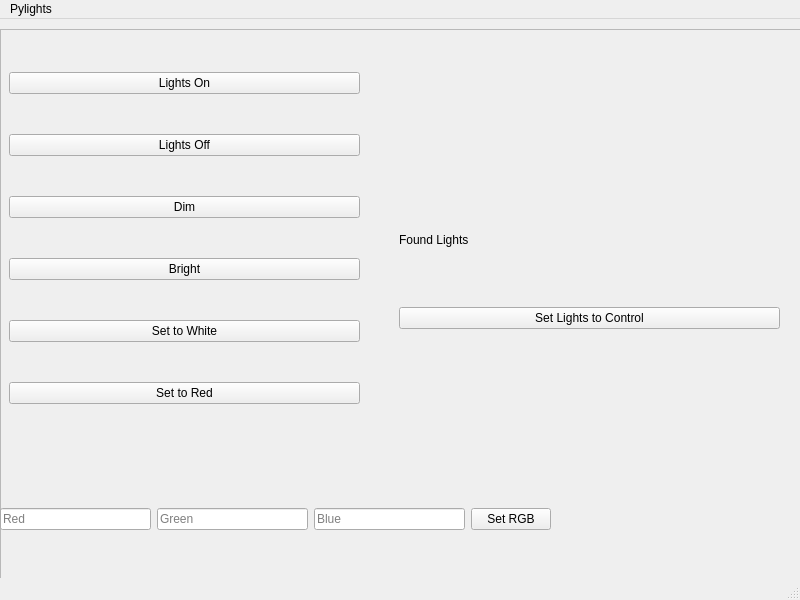
First picture: the form in ui/mainwindow.ui, repository conner-s/Lights, before the edit.
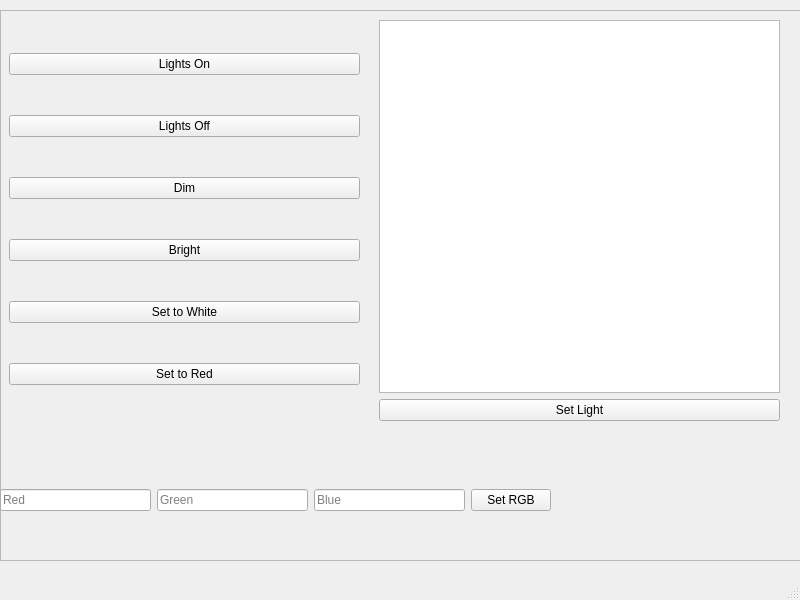
Second picture: the form after the edit.

Commit message: Features: GUI light list load on startup RGB manual setting

Patch:
```diff
--- a/ui/mainwindow.ui
+++ b/ui/mainwindow.ui
@@ -23,6 +23,9 @@
       <height>551</height>
      </rect>
     </property>
+    <property name="autoFillBackground">
+     <bool>false</bool>
+    </property>
     <property name="frameShape">
      <enum>QFrame::StyledPanel</enum>
     </property>
@@ -86,31 +89,23 @@
     <widget class="QWidget" name="verticalLayoutWidget_2">
      <property name="geometry">
       <rect>
-       <x>399</x>
-       <y>149</y>
-       <width>381</width>
-       <height>151</height>
+       <x>379</x>
+       <y>10</y>
+       <width>401</width>
+       <height>401</height>
       </rect>
      </property>
      <layout class="QVBoxLayout" name="verticalLayout_2">
       <item>
-       <widget class="QLabel" name="label">
+       <widget class="QListWidget" name="light_list"/>
+      </item>
+      <item>
+       <widget class="QPushButton" name="set_light">
         <property name="text">
-         <string>Found Lights</string>
+         <string>Set Light</string>
         </property>
        </widget>
       </item>
-      <item>
-       <layout class="QHBoxLayout" name="horizontalLayout">
-        <item>
-         <widget class="QPushButton" name="pushButton_13">
-          <property name="text">
-           <string>Set Lights to Control</string>
-          </property>
-         </widget>
-        </item>
-       </layout>
-      </item>
      </layout>
     </widget>
     <widget class="QWidget" name="horizontalLayoutWidget_2">
@@ -155,22 +150,6 @@
     </widget>
    </widget>
   </widget>
-  <widget class="QMenuBar" name="menubar">
-   <property name="geometry">
-    <rect>
-     <x>0</x>
-     <y>0</y>
-     <width>800</width>
-     <height>26</height>
-    </rect>
-   </property>
-   <widget class="QMenu" name="menuPylights">
-    <property name="title">
-     <string>Pylights</string>
-    </property>
-   </widget>
-   <addaction name="menuPylights"/>
-  </widget>
   <widget class="QStatusBar" name="statusbar"/>
  </widget>
  <resources/>
```
Left out of the diff: 20 changed lines with no effect on the pictures. The commit also changes 4 other files.
